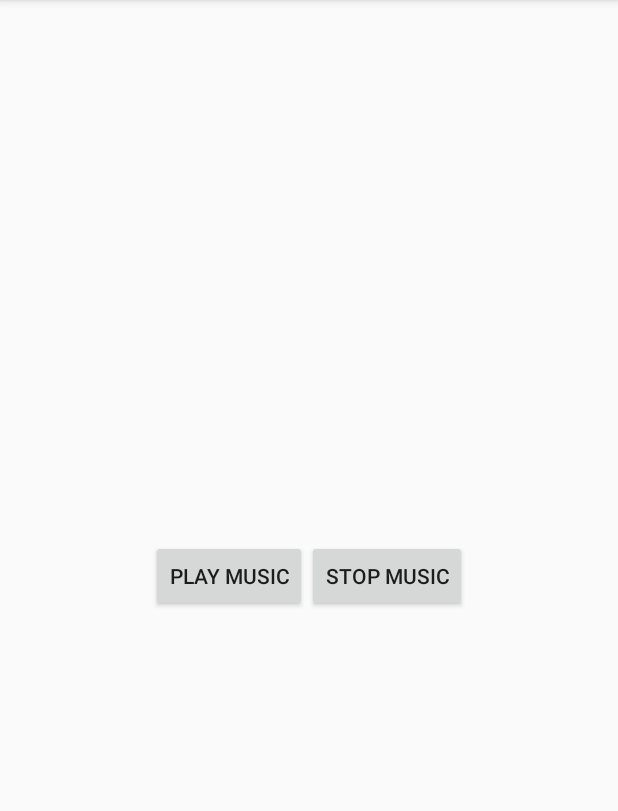
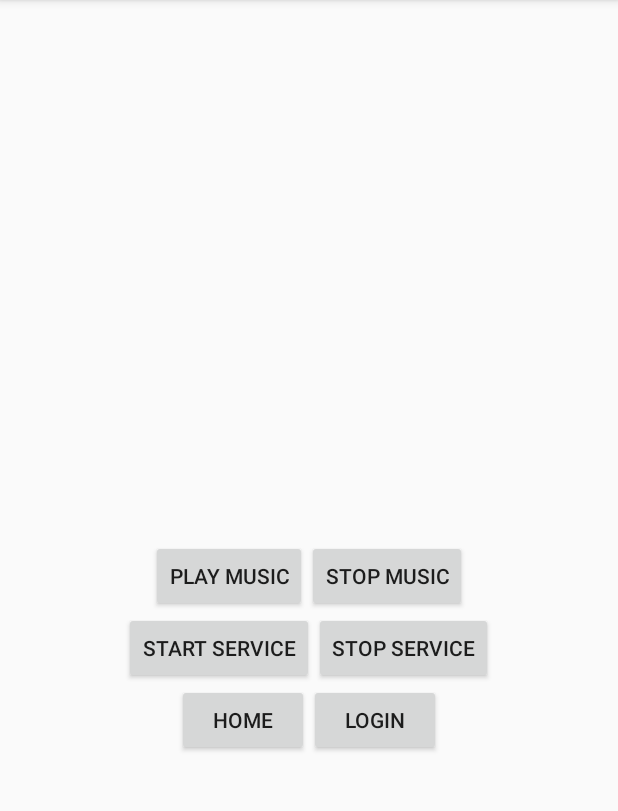
Before and after one commit to RazM10/ServiceLockScreenApp, an Android app: the screen it shows after launch (MainActivity), on a phone screen of 412 x 824 dp, the part 84-895 px from its top. Run offline under Robolectric (Android 15) with nearby library versions, the phone set to English and light mode, and no system bars.

Commit message:
service done and now add a receiver for test of run after destroy

```diff
--- a/app/src/main/java/org/myself/servicelockscreenprcapp/MainActivity.java
+++ b/app/src/main/java/org/myself/servicelockscreenprcapp/MainActivity.java
@@ -2,6 +2,7 @@ package org.myself.servicelockscreenprcapp;
 
 import androidx.appcompat.app.AppCompatActivity;
 
+import android.content.Intent;
 import android.media.MediaPlayer;
 import android.os.Bundle;
 import android.util.Log;
@@ -15,9 +16,10 @@ public class MainActivity extends AppCompatActivity implements View.OnClickListe
 
     MediaPlayer mediaPlayer;
 
-    Button btn_play, btn_stop;
+    Button btn_play, btn_stop, btn_startService, btn_stopService;
 
-    String TAG="checkClicked";
+    String TAG = "checkClicked";
+
     @Override
     protected void onCreate(Bundle savedInstanceState) {
         super.onCreate(savedInstanceState);
@@ -27,12 +29,17 @@ public class MainActivity extends AppCompatActivity implements View.OnClickListe
 
         btn_play = findViewById(R.id.btn_play);
         btn_stop = findViewById(R.id.btn_stop);
+        btn_startService = findViewById(R.id.btn_startService);
+        btn_stopService = findViewById(R.id.btn_stopService);
 
         btn_play.setOnClickListener(this);
         btn_stop.setOnClickListener(this);
+        btn_startService.setOnClickListener(this);
+        btn_stopService.setOnClickListener(this);
     }
 
     public void onClick(View view) {
+        //Intent intent = new Intent(this, MyService.class);
         switch (view.getId()) {
             case R.id.btn_play:
                 mediaPlayer.start();
@@ -42,30 +49,25 @@ public class MainActivity extends AppCompatActivity implements View.OnClickListe
                 mediaPlayer.pause();
                 Toast.makeText(this, "Pause Button Clicked", Toast.LENGTH_SHORT).show();
                 break;
+            case R.id.btn_startService:
+                Intent intent = new Intent(this, MyService.class);
+                Toast.makeText(this, "Service Start clicked", Toast.LENGTH_LONG).show();
+                startService(intent);
+                break;
+            case R.id.btn_stopService:
+                Intent intent2 = new Intent(this, MyService.class);
+                Toast.makeText(this, "Service Stop clicked", Toast.LENGTH_LONG).show();
+                stopService(intent2);
+                break;
         }
-//        if(view==btn_play){
-//            mediaPlayer.start();
-//            Toast.makeText(this, "Play Button Clicked", Toast.LENGTH_SHORT).show();
-//        }
-//        else if(view==btn_stop){
-//            mediaPlayer.pause();
-//            Toast.makeText(this, "Stop Button Clicked", Toast.LENGTH_SHORT).show();
-//        }
     }
-
-//    @Override
-//    public void onAttachedToWindow() {
-//        super.onAttachedToWindow();
-//        this.getWindow().setType(WindowManager.LayoutParams.TYPE_KEYGUARD_DIALOG);
-//    }
 
     @Override
     public boolean onKeyDown(int keyCode, KeyEvent event) {
-        if(keyCode== KeyEvent.KEYCODE_VOLUME_UP){
-            Log.d(TAG,"Volume Up Button Clicked: "+keyCode);
-        }
-        else if(keyCode==KeyEvent.KEYCODE_BACK){
-            Log.d(TAG,"Back Button Clicked:"+keyCode);
+        if (keyCode == KeyEvent.KEYCODE_VOLUME_UP) {
+            Log.d(TAG, "Volume Up Button Clicked: " + keyCode);
+        } else if (keyCode == KeyEvent.KEYCODE_BACK) {
+            Log.d(TAG, "Back Button Clicked:" + keyCode);
         }
         return false;
     }
--- a/app/src/main/res/layout/activity_main.xml
+++ b/app/src/main/res/layout/activity_main.xml
@@ -9,6 +9,7 @@
 
 
     <LinearLayout
+        android:id="@+id/layout_musicButtons"
         android:layout_width="wrap_content"
         android:layout_height="wrap_content"
         android:layout_centerInParent="true">
@@ -23,5 +24,39 @@
             android:layout_height="wrap_content"
             android:text="Stop Music"/>
     </LinearLayout>
+    <LinearLayout
+        android:id="@+id/layout_serviceButtons"
+        android:layout_width="wrap_content"
+        android:layout_height="wrap_content"
+        android:layout_below="@+id/layout_musicButtons"
+        android:layout_centerHorizontal="true">
+        <Button
+            android:id="@+id/btn_startService"
+            android:layout_width="wrap_content"
+            android:layout_height="wrap_content"
+            android:text="Start Service"/>
+        <Button
+            android:id="@+id/btn_stopService"
+            android:layout_width="wrap_content"
+            android:layout_height="wrap_content"
+            android:text="Stop Service"/>
+    </LinearLayout>
+    <LinearLayout
+        android:id="@+id/layout_lockButtons"
+        android:layout_width="wrap_content"
+        android:layout_height="wrap_content"
+        android:layout_below="@+id/layout_serviceButtons"
+        android:layout_centerHorizontal="true">
+        <Button
+            android:id="@+id/btn_home"
+            android:layout_width="wrap_content"
+            android:layout_height="wrap_content"
+            android:text="Home"/>
+        <Button
+            android:id="@+id/btn_lock"
+            android:layout_width="wrap_content"
+            android:layout_height="wrap_content"
+            android:text="Login"/>
+    </LinearLayout>
 
 </RelativeLayout>
```
Also changed, not shown: app/src/main/AndroidManifest.xml (+6 -1 lines), app/src/main/java/org/myself/servicelockscreenprcapp/MyReceiver.java (added, +18 -0 lines), app/src/main/java/org/myself/servicelockscreenprcapp/MyService.java (+10 -1 lines).
